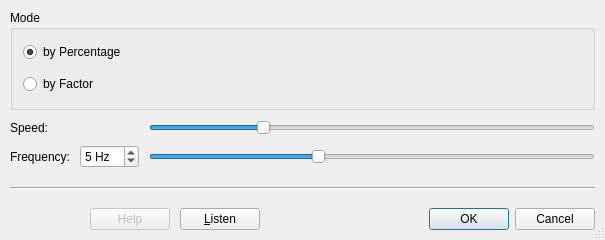
The window that plugins/pitch_shift/PitchShiftDlg.ui (KDE/kwave) describes before a commit, drawn with Qt 5.
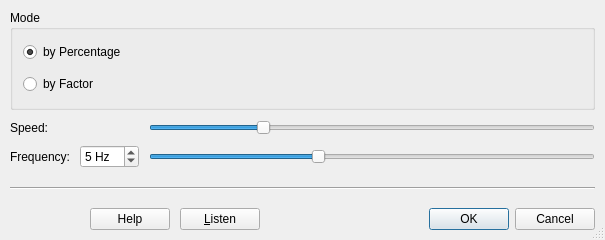
The same window after the commit. Custom widgets are drawn as their Qt base class.

Commit message: enabled the 'Help' buttons of all plugins and let them open the corresponding section in the handbook

What changed in the file:
```diff
--- a/plugins/pitch_shift/PitchShiftDlg.ui
+++ b/plugins/pitch_shift/PitchShiftDlg.ui
@@ -46,9 +46,6 @@
     <layout class="QHBoxLayout">
      <item>
       <widget class="KDialogButtonBox" name="btHelp">
-       <property name="enabled">
-        <bool>false</bool>
-       </property>
        <property name="standardButtons">
         <set>QDialogButtonBox::Help</set>
        </property>
```
The commit also changes 33 other files.
